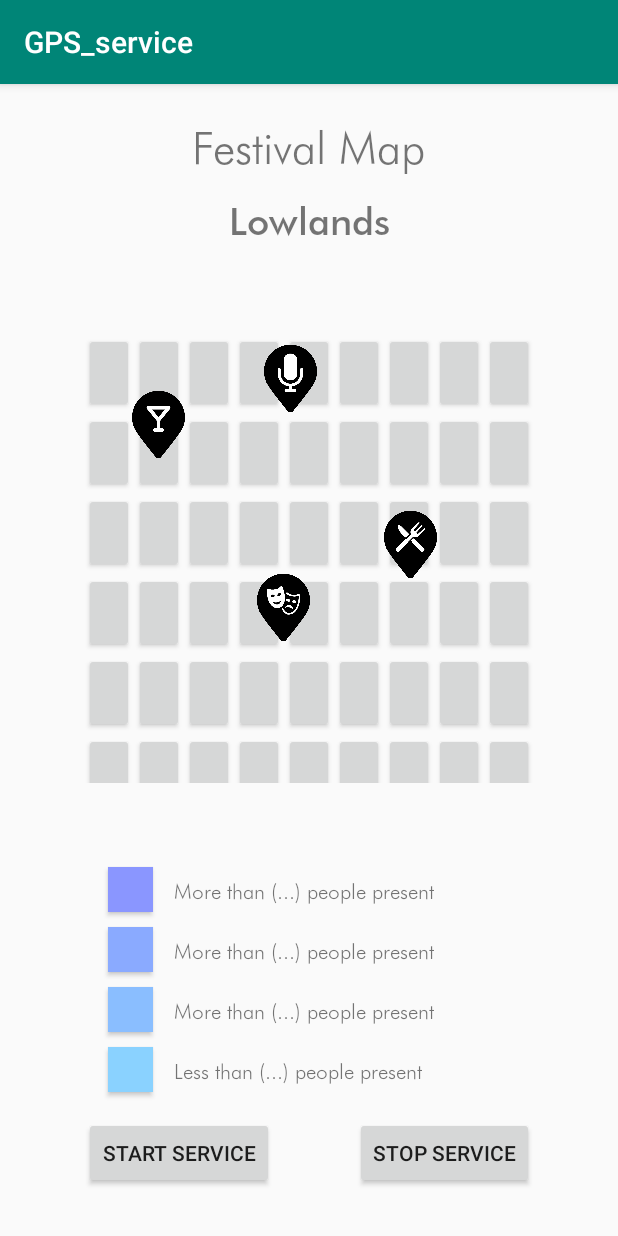
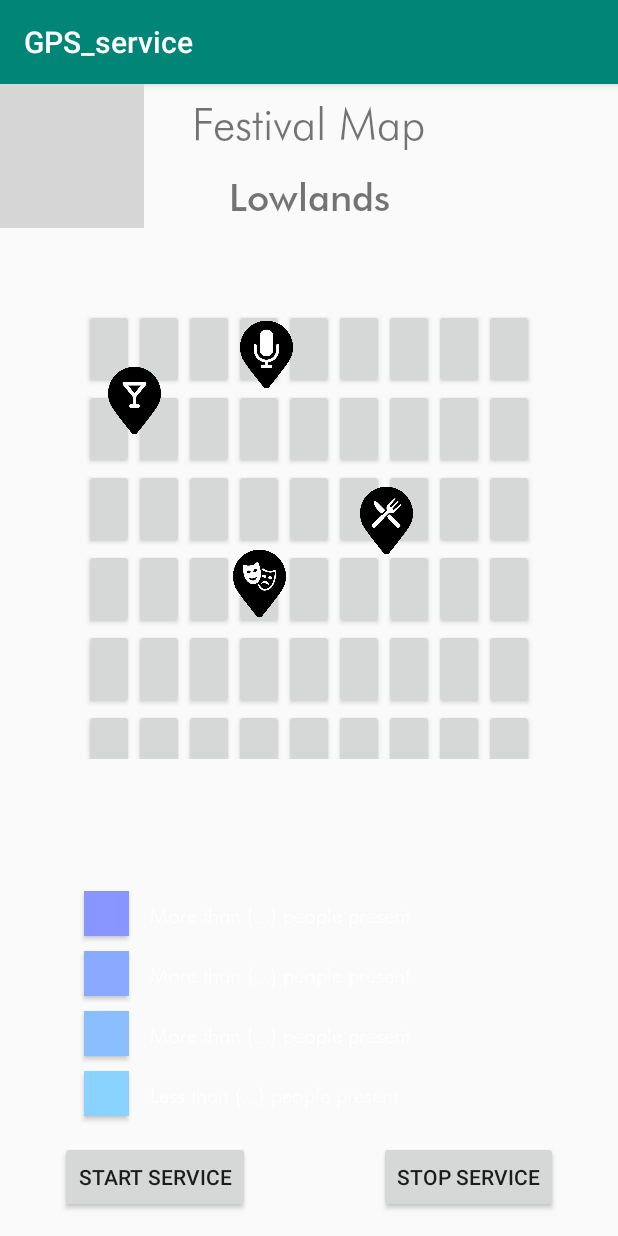
Before and after one commit to DaniekDieben/CombinedApss, an Android app: the screen it shows after launch (MainActivity), on a phone screen of 412 x 824 dp. Run offline under Robolectric (Android 15) with nearby library versions, the phone set to English and light mode, and no system bars; our stand-ins replace Firebase (no records; nobody signed in at launch, a user with empty details on screens opened directly); grey boxes are pictures that could not be loaded.

Commit message:
Working code, 15-4, last lay out updates to be done

```diff
--- a/app/src/main/AndroidManifest.xml
+++ b/app/src/main/AndroidManifest.xml
@@ -12,7 +12,8 @@
         android:label="@string/app_name"
         android:supportsRtl="true"
         android:theme="@style/AppTheme">
-        <activity android:name=".Main5Activity"></activity>
+        <activity android:name=".PopUpTimetable"></activity>
+        <activity android:name=".Main5Activity" />
         <activity android:name=".Main4Activity" />
         <activity android:name=".Main3Activity" />
         <activity android:name=".Main2Activity" />
--- a/app/src/main/java/testing/gps_service/MainActivity.java
+++ b/app/src/main/java/testing/gps_service/MainActivity.java
@@ -31,9 +31,7 @@ import com.google.firebase.firestore.CollectionReference;
 import com.google.firebase.firestore.FirebaseFirestore;
 import com.google.firebase.firestore.QueryDocumentSnapshot;
 import com.google.firebase.firestore.QuerySnapshot;
-import com.google.firestore.v1.Value;
 
-import java.lang.reflect.Array;
 import java.util.ArrayList;
 import java.util.List;
 import java.util.Map;
@@ -43,6 +41,7 @@ public class MainActivity extends AppCompatActivity {
 //    private TableLayout table;
     private Button[][] btnTag = new Button [10][10];
     private int[][] matrix = new int [10][10] ;
+
     TextView text;
     TextView text2;
     TextView text3;
@@ -68,19 +67,19 @@ public class MainActivity extends AppCompatActivity {
 
 
 
-    @Override
-    protected void onResume() {
-        super.onResume();
-        if(broadcastReceiver == null){
-            broadcastReceiver = new BroadcastReceiver() {
-                @Override
-                public void onReceive(Context context, Intent intent) {
-                    System.out.println("\n" +intent.getExtras().get("coordinates"));
-                }
-            };
-        }
-        registerReceiver(broadcastReceiver,new IntentFilter("location_update"));
-    }
+//    @Override
+//    protected void onResume() {
+//        super.onResume();
+//        if(broadcastReceiver == null){
+//            broadcastReceiver = new BroadcastReceiver() {
+//                @Override
+//                public void onReceive(Context context, Intent intent) {
+//                    System.out.println("\n" +intent.getExtras().get("coordinates"));
+//                }
+//            };
+//        }
+//        registerReceiver(broadcastReceiver,new IntentFilter("location_update"));
+//    }
 
     @Override
     protected void onDestroy() {
@@ -94,10 +93,12 @@ public class MainActivity extends AppCompatActivity {
     @Override
     protected void onCreate(Bundle savedInstanceState) {
         super.onCreate(savedInstanceState);
+        // layout main activity
         setContentView(R.layout.activity_main);
 
+        // checks DB info every 10 sec
         final Handler handler = new Handler();
-        // 5 sec
+        // 10 sec
         Runnable r = new Runnable() {
             @Override
             public void run() {
@@ -107,16 +108,19 @@ public class MainActivity extends AppCompatActivity {
         };
         handler.postDelayed(r,10000);
 
-
+        //start or stop the service
         btn_start = (Button) findViewById(R.id.start);
         btn_stop = (Button) findViewById(R.id.stop);
 
         FirebaseApp.initializeApp(this);
         db = FirebaseFirestore.getInstance();
 
+        //gps permission needed before enable buttons
         if(!runtime_permissions())
             enable_buttons();
 
+
+        //images stages
         imgView1 = (ImageView) findViewById(R.id.imageView);
         imgView1.setOnClickListener(new View.OnClickListener() {
             @Override
@@ -150,6 +154,7 @@ public class MainActivity extends AppCompatActivity {
             }
         });
 
+        //Dynamic buttons
         populateButtons();
 
         text = (TextView) findViewById(R.id.textView);
@@ -218,7 +223,6 @@ public class MainActivity extends AppCompatActivity {
     private void populateButtons() {
         TableLayout table= (TableLayout) findViewById((R.id.TabelForButtons));
 
-        int k = 0;
         for (int i=0; i<10; i++){
             TableRow tableRow = new TableRow(this);
             tableRow.setLayoutParams(new TableRow.LayoutParams(TableRow.LayoutParams.MATCH_PARENT,TableRow.LayoutParams.MATCH_PARENT));
@@ -287,19 +291,19 @@ public class MainActivity extends AppCompatActivity {
                                     for (int j = 0; j < 10; j++) {
                                         if (matrix[i][j] < 5) {
                                             //change color button
-                                            btnTag[i][j].setBackgroundColor(Color.parseColor("#8AD2FF"));
+                                            btnTag[i][j].setBackgroundColor(getResources().getColor(R.color.Quiet));
 
                                         } else if (matrix[i][j] < 10) {
                                             //change color button
-                                            btnTag[i][j].setBackgroundColor(Color.parseColor("#8ABEFF"));
+                                            btnTag[i][j].setBackgroundColor(getResources().getColor(R.color.Normal));
 
                                         } else if (matrix[i][j] < 15) {
                                             //change color button
-                                            btnTag[i][j].setBackgroundColor(Color.parseColor("#8AAAFF"));
+                                            btnTag[i][j].setBackgroundColor(getResources().getColor(R.color.Crowded));
 
                                         } else {
                                             //change color button
-                                            btnTag[i][j].setBackgroundColor(Color.parseColor("#8A96FF"));
+                                            btnTag[i][j].setBackgroundColor(getResources().getColor(R.color.Very_crowded));
                                         }
                                     }
                                 }
--- a/app/src/main/res/layout/activity_main.xml
+++ b/app/src/main/res/layout/activity_main.xml
@@ -4,11 +4,18 @@
     android:layout_width="match_parent"
     android:layout_height="match_parent"
     xmlns:app="http://schemas.android.com/apk/res-auto"
-    android:paddingBottom="@dimen/activity_vertical_margin"
-    android:paddingLeft="@dimen/activity_horizontal_margin"
-    android:paddingRight="@dimen/activity_horizontal_margin"
-    android:paddingTop="@dimen/activity_vertical_margin"
     tools:context="testing.gps_service.MainActivity">
+
+
+    <ImageView
+        android:id="@+id/imageView5"
+        android:layout_width="wrap_content"
+        android:layout_height="wrap_content"
+        android:adjustViewBounds="true"
+        app:layout_constraintBottom_toBottomOf="parent"
+        app:layout_constraintLeft_toLeftOf="parent"
+        app:layout_constraintRight_toRightOf="parent"
+        app:srcCompat="@drawable/background" />
 
     <TableLayout
         android:id="@+id/TabelForButtons"
@@ -16,13 +23,18 @@
         android:layout_height="300dp"
         android:layout_marginTop="150dp"
         android:layout_centerHorizontal="true"
-        android:stretchColumns="*"></TableLayout>
+        android:stretchColumns="*">
+
+
+
+    </TableLayout>
+
 
     <Button
         android:id="@+id/button1"
         android:layout_width="30dp"
         android:layout_height="30dp"
-        android:background="@color/rustig"
+        android:background="@color/Quiet"
         android:layout_alignParentStart="true"
         android:layout_alignParentLeft="true"
         android:layout_alignParentBottom="true"
@@ -42,13 +54,13 @@
         android:layout_marginLeft="56dp"
         android:layout_marginTop="5dp"
         android:layout_marginBottom="120dp"
-        android:background="@color/drukker" />
+        android:background="@color/Normal" />
 
     <Button
         android:id="@+id/button3"
         android:layout_width="30dp"
         android:layout_height="30dp"
-        android:background="@color/druk"
+        android:background="@color/Crowded"
         android:layout_alignParentStart="true"
         android:layout_alignParentLeft="true"
         android:layout_alignParentBottom="true"
@@ -68,7 +80,7 @@
         android:layout_marginLeft="56dp"
         android:layout_marginTop="5dp"
         android:layout_marginBottom="200dp"
-        android:background="@color/drukst" />
+        android:background="@color/Very_crowded" />
 
     <Button
         android:id="@+id/start"
@@ -148,7 +160,7 @@
         android:layout_marginLeft="62dp"
         android:layout_marginBottom="140dp"
         app:srcCompat="@drawable/bar_symbol"
-         />
+        />
 
     <ImageView
         android:id="@+id/imageView3"
@@ -170,6 +182,7 @@
         android:layout_marginLeft="100dp"
         android:layout_marginTop="5dp"
         android:layout_marginBottom="85dp"
+        android:textColor="@color/White"
         />
 
     <TextView
@@ -183,7 +196,7 @@
         android:layout_marginLeft="100dp"
         android:layout_marginTop="5dp"
         android:layout_marginBottom="125dp"
-
+        android:textColor="@color/White"
         />
 
     <TextView
@@ -197,6 +210,7 @@
         android:layout_marginLeft="100dp"
         android:layout_marginTop="5dp"
         android:layout_marginBottom="165dp"
+        android:textColor="@color/White"
         />
 
     <TextView
@@ -211,7 +225,10 @@
         android:layout_alignParentBottom="true"
         android:layout_marginLeft="100dp"
         android:layout_marginTop="5dp"
-        android:layout_marginBottom="205dp"/>
+        android:layout_marginBottom="205dp"
+        android:textColor="@color/White"
+        />
+
 
 
 
--- a/app/src/main/res/layout/popupopeninghours.xml
+++ /dev/null
@@ -1,6 +0,0 @@
-<?xml version="1.0" encoding="utf-8"?>
-<LinearLayout xmlns:android="http://schemas.android.com/apk/res/android"
-    android:layout_width="match_parent"
-    android:layout_height="match_parent">
-
-</LinearLayout>
--- a/app/src/main/res/values/colors.xml
+++ b/app/src/main/res/values/colors.xml
@@ -1,7 +1,7 @@
 <?xml version="1.0" encoding="utf-8"?>
 <resources>
     <color name="colorPrimary">#008577</color>
-    <color name="colorPrimaryDark">#00574B</color>
+    <color name="colorPrimaryDark">#2F333F</color>
     <color name="colorAccent">#D81B60</color>
     <color name="White">#FFFFFFFF</color>
     <color name="Silver">#C0C0C0</color>
@@ -19,8 +19,8 @@
     <color name="Navy">#FF000080</color>
     <color name="Fuchsia">#FFFF00FF</color>
     <color name="Purple">#FF800080</color>
-    <color name="rustig">#8AD2FF</color>
-    <color name="drukker">#8ABEFF</color>
-    <color name="druk">#8AAAFF</color>
-    <color name="drukst">#8A96FF</color>
+    <color name="Quiet">#8AD2FF</color>
+    <color name="Normal">#8ABEFF</color>
+    <color name="Crowded">#8AAAFF</color>
+    <color name="Very_crowded">#8A96FF</color>
 </resources>
```
Also changed, not shown: app/src/main/java/testing/gps_service/GPS_Service.java (+41 -36 lines), app/src/main/java/testing/gps_service/Main2Activity.java (+17 -12 lines), app/src/main/java/testing/gps_service/Main3Activity.java (+12 -1 lines), app/src/main/java/testing/gps_service/Main4Activity.java (+12 -1 lines), app/src/main/java/testing/gps_service/Main5Activity.java (+12 -1 lines), app/src/main/java/testing/gps_service/PopUpTimetable.java (added, +19 -0 lines), app/src/main/res/layout/activity_main2.xml (+12 -9 lines), app/src/main/res/layout/activity_pop_up_timetable.xml (added, +78 -0 lines), app/src/main/res/drawable/winebar_picture.png (added), 1 other file.
